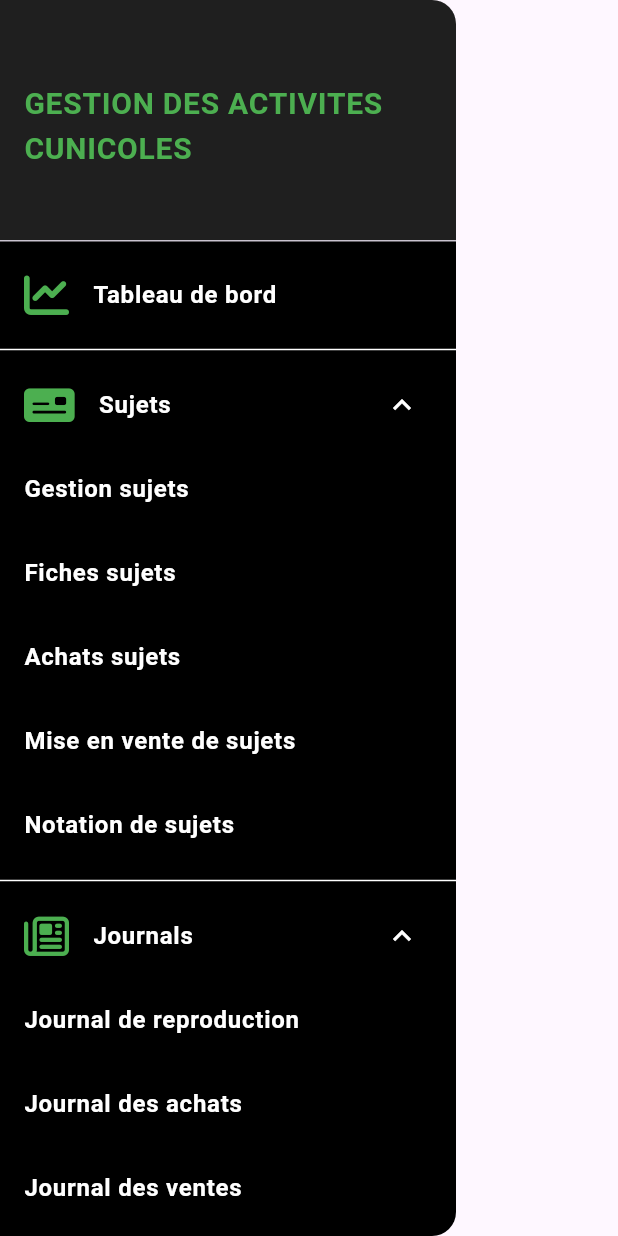
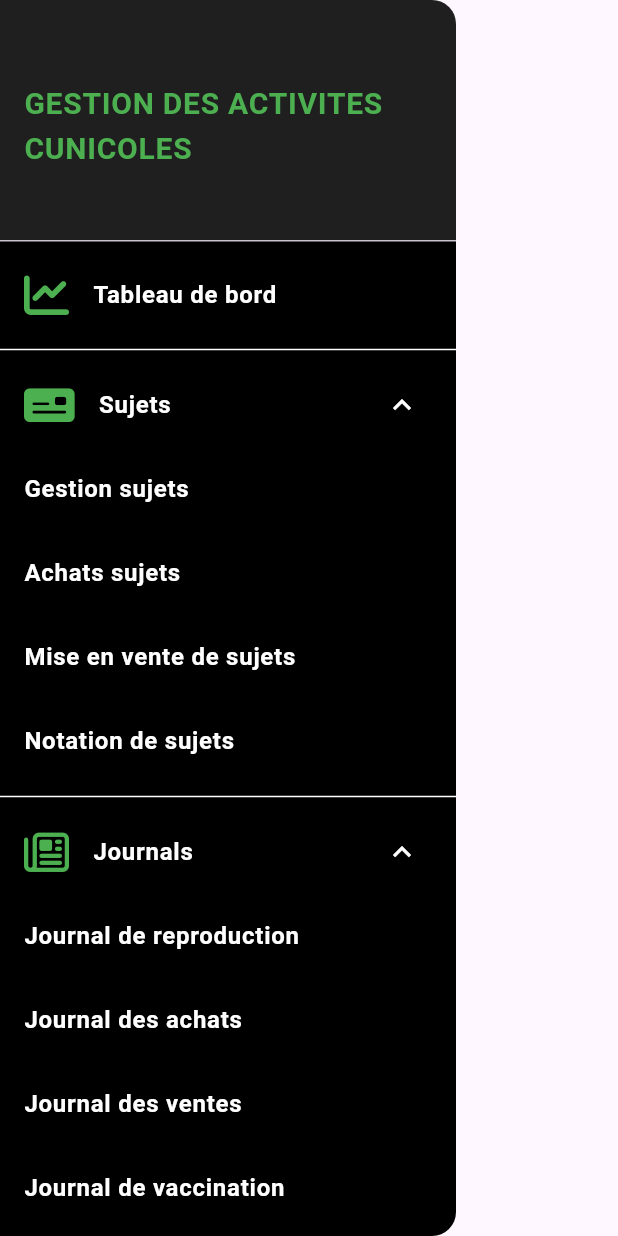
Before and after one commit to fatimaaaaah/Gestion_Des_Activit-s_Cunicoles, a Flutter app: the MyDrawer widget shown alone on an empty page, opened directly, after a tap on "Sujets", after a tap on "Journals", on a phone screen of 412 x 824 dp. Run offline on Flutter 3.47's test engine with Material 3 defaults, Android fonts, the phone set to English and light mode, and no system bars; our stand-ins replace carousel_slider, dots_indicator, flutter_screenutil, font_awesome_flutter.

Commit message:
Fiches Sujets terminé

```diff
--- a/lib/main.dart
+++ b/lib/main.dart
@@ -12,7 +12,6 @@ import './screens/journals/salesJournalPage.dart';
 import './screens/notations/ratingPage.dart';
 import './screens/notifications/notifcation_tap.dart';
 import './constants/rabbit.dart'; // Import Rabbit class
-
 void main() {
   runApp(MyApp());
 }
--- a/lib/screens/acceuil/home.dart
+++ b/lib/screens/acceuil/home.dart
@@ -118,27 +118,24 @@ class _HomePageState extends State<HomePage> with SingleTickerProviderStateMixin
       Navigator.pushNamed(context, '/gestion_sujets'); // Gestion Sujets
       break;
     case 2:
-      Navigator.pushNamed(context, '/fiche_sujets'); // Fiche Sujets
+      Navigator.pushNamed(context, '/sell_subjects'); // Sell Subjects
       break;
     case 3:
-      Navigator.pushNamed(context, '/sell_subjects'); // Sell Subjects
+      Navigator.pushNamed(context, '/purchase_journal'); // Purchase Journal
       break;
     case 4:
-      Navigator.pushNamed(context, '/purchase_journal'); // Purchase Journal
+      Navigator.pushNamed(context, '/sales_journal'); // Sales Journal
       break;
     case 5:
-      Navigator.pushNamed(context, '/sales_journal'); // Sales Journal
+      Navigator.pushNamed(context, '/notification_tap'); // Notification Tap
       break;
     case 6:
-      Navigator.pushNamed(context, '/notification_tap'); // Notification Tap
+      Navigator.pushNamed(context, '/breeding_journal'); // Breeding Journal
       break;
     case 7:
-      Navigator.pushNamed(context, '/breeding_journal'); // Breeding Journal
+      Navigator.pushNamed(context, '/buy_subjects'); // Buy Subjects
       break;
     case 8:
-      Navigator.pushNamed(context, '/buy_subjects'); // Buy Subjects
-      break;
-    case 9:
       Navigator.pushNamed(context, '/rating_page'); // Rating Page
       break;
     default:
--- a/lib/screens/drawer/drawer_screen.dart
+++ b/lib/screens/drawer/drawer_screen.dart
@@ -77,10 +77,9 @@ class _MyDrawerState extends State<MyDrawer> {
             },
             children: [
               _buildSubListItem(context, 'Gestion sujets', 1, widget.onItemTapped),
-              _buildSubListItem(context, 'Fiches sujets', 2, widget.onItemTapped),
-              _buildSubListItem(context, 'Achats sujets', 3, widget.onItemTapped),
-              _buildSubListItem(context, 'Mise en vente de sujets', 4, widget.onItemTapped),
-              _buildSubListItem(context, 'Notation de sujets', 5, widget.onItemTapped),
+              _buildSubListItem(context, 'Achats sujets', 2, widget.onItemTapped),
+              _buildSubListItem(context, 'Mise en vente de sujets', 3, widget.onItemTapped),
+              _buildSubListItem(context, 'Notation de sujets', 4, widget.onItemTapped),
             ],
           ),
           const Divider(color: Colors.white),
@@ -95,10 +94,10 @@ class _MyDrawerState extends State<MyDrawer> {
               });
             },
             children: [
-              _buildSubListItem(context, 'Journal de reproduction', 6, widget.onItemTapped),
-              _buildSubListItem(context, 'Journal des achats', 7, widget.onItemTapped),
-              _buildSubListItem(context, 'Journal des ventes', 8, widget.onItemTapped),
-              _buildSubListItem(context, 'Journal de vaccination', 9, widget.onItemTapped),
+              _buildSubListItem(context, 'Journal de reproduction', 5, widget.onItemTapped),
+              _buildSubListItem(context, 'Journal des achats', 6, widget.onItemTapped),
+              _buildSubListItem(context, 'Journal des ventes', 7, widget.onItemTapped),
+              _buildSubListItem(context, 'Journal de vaccination', 8, widget.onItemTapped),
             ],
           ),
           const Divider(color: Colors.white),
@@ -160,10 +159,10 @@ class _MyDrawerState extends State<MyDrawer> {
           color: Colors.green,
           size: 30,
         ),
-        children: children,
         onExpansionChanged: onExpansionChanged,
         initiallyExpanded: isExpanded,
-        iconColor: Colors.white, // Change la couleur de l'icône d'expansion lorsqu'elle est dépliée
+        iconColor: Colors.white,
+        children: children, // Change la couleur de l'icône d'expansion lorsqu'elle est dépliée
       ),
     );
   }
--- a/lib/screens/sujets/ficheSujets.dart
+++ b/lib/screens/sujets/ficheSujets.dart
@@ -30,8 +30,8 @@ class FicheSujets extends StatelessWidget {
               'Informations supplémentaires sur ${rabbit.name}:',
               style: TextStyle(fontSize: 20.0, fontWeight: FontWeight.bold),
             ),
-            SizedBox(height: 10.0),
-            Text('Alimentation: Foin, légumes, granulés'),
+            const SizedBox(height: 10.0),
+            const Text('Alimentation: Foin, légumes, granulés'),
             Text('Vaccinations: À jour'),
             Text('Historique médical: Aucune maladie récente'),
             Text('Performances reproductives: Mère de 2 portées'),
--- a/lib/screens/sujets/gestionssubject.dart
+++ b/lib/screens/sujets/gestionssubject.dart
@@ -115,7 +115,10 @@ class _GestionsSujetsState extends State<GestionsSujets> {
                                 style: ElevatedButton.styleFrom(
                                   backgroundColor: Colors.green, // Bouton "Voir Plus" vert
                                 ),
-                                child: Text('Voir Plus'),
+                                child: Text('Voir Plus',
+                                style: TextStyle(fontSize: 15.0, color: Colors.white),
+
+                                ),
                               ),
                             ),
                           ],
```
Also changed, not shown: lib/screens/journals/breedingJournalPage.dart (+9 -2 lines).
